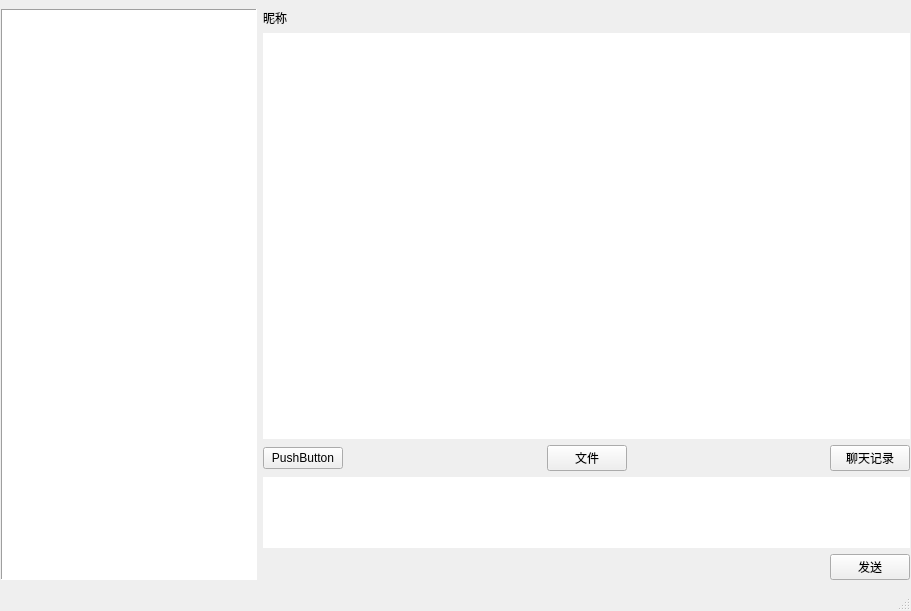
Above: ChatWindow.ui from L-Super/qchat before the change. Below: the same form after it.
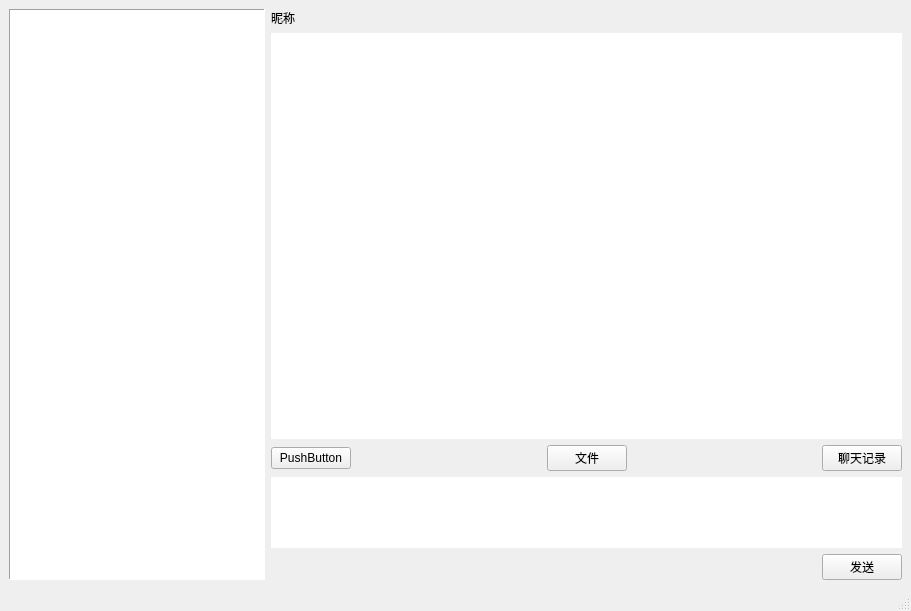
That is the form after the change.

Patch:
```diff
--- a/ChatWindow.ui
+++ b/ChatWindow.ui
@@ -18,12 +18,6 @@
     <property name="spacing">
      <number>6</number>
     </property>
-    <property name="leftMargin">
-     <number>1</number>
-    </property>
-    <property name="rightMargin">
-     <number>1</number>
-    </property>
     <item>
      <widget class="QListView" name="listView">
       <property name="sizePolicy">
```
